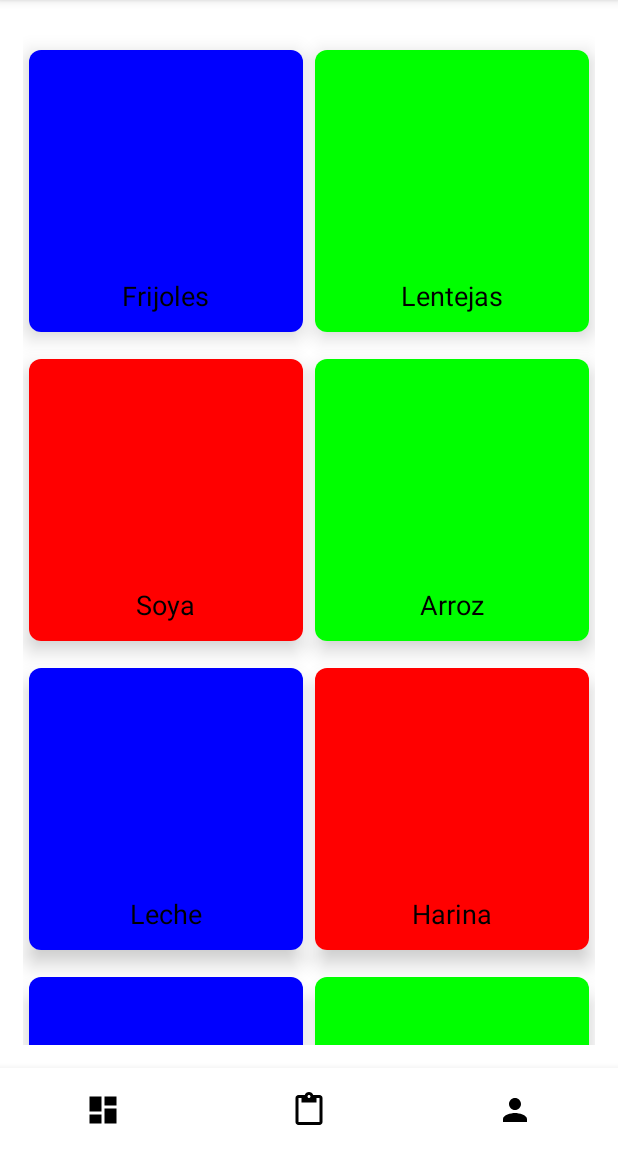
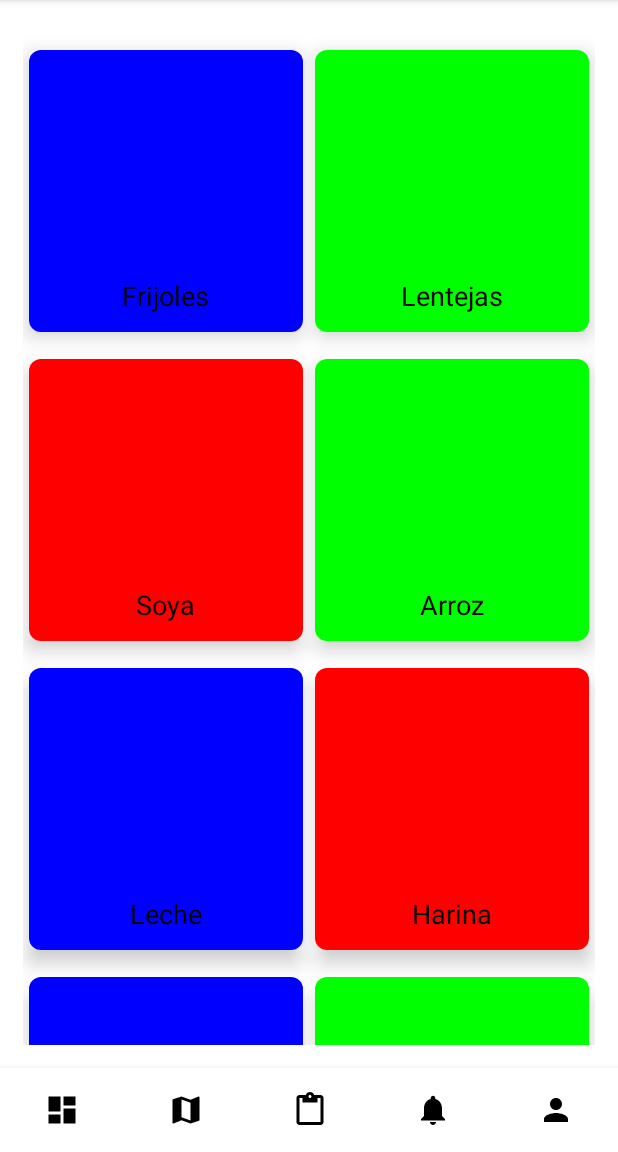
Before and after one commit to Brenda1605/BancoAlimentos, an Android app: the FragmentManager screen opened directly, with no data from a screen before it, item 2 of the bottom bar chosen, on a phone screen of 412 x 824 dp, the part 84-1236 px from its top. Run offline under Robolectric (Android 15) with nearby library versions, the phone set to English and light mode, and no system bars.

Commit message:
New options on menu

```diff
--- a/app/src/main/java/mx/tec/bancoalimentos/FragmentManager.kt
+++ b/app/src/main/java/mx/tec/bancoalimentos/FragmentManager.kt
@@ -24,8 +24,16 @@ class FragmentManager : AppCompatActivity() {
                     Toast.makeText(applicationContext, "Bienvenido al home", Toast.LENGTH_SHORT).show()
                     true
                 }
-                R.id.action_contributions -> {
-                    Toast.makeText(applicationContext, "Bienvenido a tus contribuciones", Toast.LENGTH_SHORT).show()
+                R.id.action_map -> {
+                    Toast.makeText(applicationContext, "Bienvenido a map", Toast.LENGTH_SHORT).show()
+                    true
+                }
+                R.id.action_reports -> {
+                    Toast.makeText(applicationContext, "Bienvenido a reportes", Toast.LENGTH_SHORT).show()
+                    true
+                }
+                R.id.action_announcements -> {
+                    Toast.makeText(applicationContext, "Bienvenido a anuncios", Toast.LENGTH_SHORT).show()
                     true
                 }
                 R.id.action_user -> {
--- /dev/null
+++ b/app/src/main/res/drawable/ic_announcements.xml
@@ -0,0 +1,10 @@
+<vector xmlns:android="http://schemas.android.com/apk/res/android"
+    android:width="24dp"
+    android:height="24dp"
+    android:viewportWidth="24"
+    android:viewportHeight="24"
+    android:tint="?attr/colorControlNormal">
+  <path
+      android:fillColor="@android:color/white"
+      android:pathData="M12,22c1.1,0 2,-0.9 2,-2h-4c0,1.1 0.89,2 2,2zM18,16v-5c0,-3.07 -1.64,-5.64 -4.5,-6.32L13.5,4c0,-0.83 -0.67,-1.5 -1.5,-1.5s-1.5,0.67 -1.5,1.5v0.68C7.63,5.36 6,7.92 6,11v5l-2,2v1h16v-1l-2,-2z"/>
+</vector>
--- /dev/null
+++ b/app/src/main/res/drawable/ic_map.xml
@@ -0,0 +1,10 @@
+<vector xmlns:android="http://schemas.android.com/apk/res/android"
+    android:width="24dp"
+    android:height="24dp"
+    android:viewportWidth="24"
+    android:viewportHeight="24"
+    android:tint="?attr/colorControlNormal">
+  <path
+      android:fillColor="@android:color/white"
+      android:pathData="M20.5,3l-0.16,0.03L15,5.1 9,3 3.36,4.9c-0.21,0.07 -0.36,0.25 -0.36,0.48V20.5c0,0.28 0.22,0.5 0.5,0.5l0.16,-0.03L9,18.9l6,2.1 5.64,-1.9c0.21,-0.07 0.36,-0.25 0.36,-0.48V3.5c0,-0.28 -0.22,-0.5 -0.5,-0.5zM15,19l-6,-2.11V5l6,2.11V19z"/>
+</vector>
--- a/app/src/main/res/menu/menu_bottom_navigation.xml
+++ b/app/src/main/res/menu/menu_bottom_navigation.xml
@@ -9,10 +9,22 @@
         android:title="Home"
         app:showAsAction="always" />
     <item
-        android:id="@+id/action_contributions"
+        android:id="@+id/action_map"
+        android:icon="@drawable/ic_map"
+        android:enabled="true"
+        android:title="My contributions"
+        app:showAsAction="always" />
+    <item
+        android:id="@+id/action_reports"
         android:icon="@drawable/ic_contributions"
         android:enabled="true"
-        android:title="My contributions"
+        android:title="User"
+        app:showAsAction="always" />
+    <item
+        android:id="@+id/action_announcements"
+        android:icon="@drawable/ic_announcements"
+        android:enabled="true"
+        android:title="User"
         app:showAsAction="always" />
     <item
         android:id="@+id/action_user"
```
